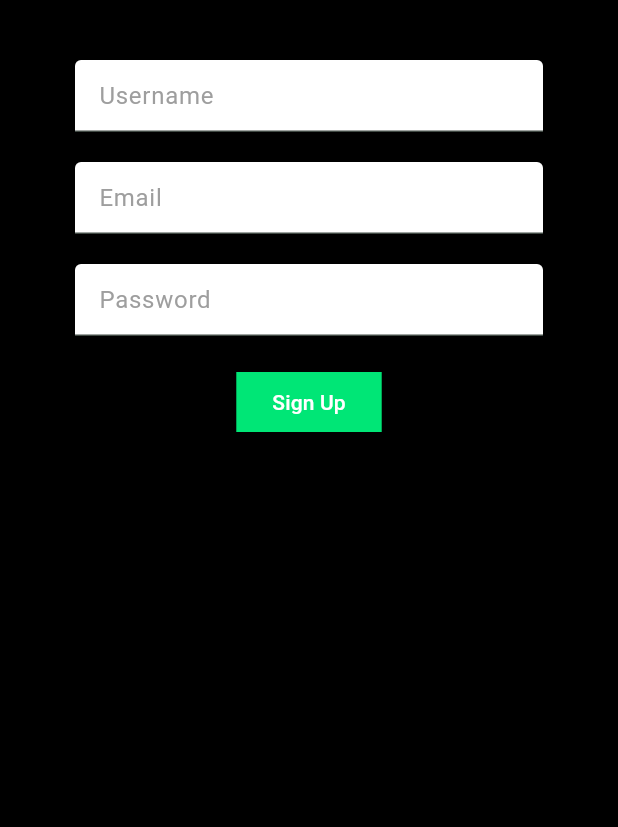
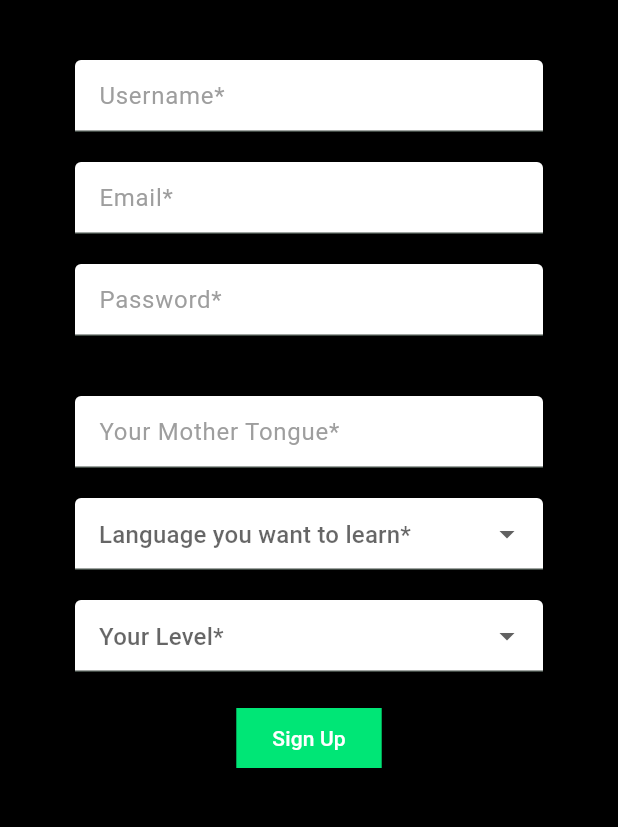
Before and after one commit to Movielingo/movielingo_app, a Flutter app: the screen it shows after launch, after a tap on "Sign Up", on a phone screen of 412 x 824 dp, the part 84-911 px from its top. Run offline on Flutter 3.47's test engine with Material 2 defaults, Android fonts, the phone set to English and light mode, and no system bars; our stand-ins replace cloud_firestore, firebase_auth, firebase_core; accounts and stored records are empty.

Commit message:
feat(*): add more fields to addUser

```diff
--- a/lib/screens/authenticate/sign_up.dart
+++ b/lib/screens/authenticate/sign_up.dart
@@ -15,9 +15,12 @@ class _SignUpState extends State<SignUp> {
   final _formKey = GlobalKey<FormState>();
 
   // text field state
+  String name = '';
   String email = '';
   String password = '';
-  String name = '';
+  String motherTongue = '';
+  String language = '';
+  String level = '';
   String error = '';
 
   @override
@@ -45,7 +48,7 @@ class _SignUpState extends State<SignUp> {
               const SizedBox(height: 20.0),
               TextFormField(
                   decoration: const InputDecoration(
-                    hintText: 'Username',
+                    hintText: 'Username*',
                     hintStyle: TextStyle(color: Colors.grey),
                     fillColor: Colors.white,
                     filled: true,
@@ -58,7 +61,7 @@ class _SignUpState extends State<SignUp> {
               const SizedBox(height: 20.0),
               TextFormField(
                   decoration: const InputDecoration(
-                    hintText: 'Email',
+                    hintText: 'Email*',
                     hintStyle: TextStyle(color: Colors.grey),
                     fillColor: Colors.white,
                     filled: true,
@@ -71,7 +74,7 @@ class _SignUpState extends State<SignUp> {
               const SizedBox(height: 20.0),
               TextFormField(
                 decoration: const InputDecoration(
-                  hintText: 'Password',
+                  hintText: 'Password*',
                   hintStyle: TextStyle(color: Colors.grey),
                   fillColor: Colors.white,
                   filled: true,
@@ -85,6 +88,67 @@ class _SignUpState extends State<SignUp> {
                 },
               ),
               const SizedBox(height: 20.0),
+              const SizedBox(height: 20.0),
+              TextFormField(
+                  decoration: const InputDecoration(
+                    hintText: 'Your Mother Tongue*',
+                    hintStyle: TextStyle(color: Colors.grey),
+                    fillColor: Colors.white,
+                    filled: true,
+                  ),
+                  validator: (val) =>
+                      val!.isEmpty ? 'Enter your mother tongue' : null,
+                  style: const TextStyle(color: Colors.black),
+                  onChanged: (val) {
+                    setState(() => motherTongue = val);
+                  }),
+              const SizedBox(height: 20.0),
+              DropdownButtonFormField<String>(
+                decoration: const InputDecoration(
+                  hintText: 'Language you want to learn*',
+                  hintStyle: TextStyle(color: Colors.grey),
+                  fillColor: Colors.white,
+                  filled: true,
+                ),
+                value: language.isEmpty ? null : language,
+                onChanged: (val) {
+                  setState(() => language = val ?? '');
+                },
+                validator: (val) => val == null || val.isEmpty
+                    ? 'Select the language you want to learn'
+                    : null,
+                items: <String>['German', 'English']
+                    .map<DropdownMenuItem<String>>((String value) {
+                  return DropdownMenuItem<String>(
+                    value: value,
+                    child: Text(value),
+                  );
+                }).toList(),
+              ),
+              const SizedBox(height: 20.0),
+              DropdownButtonFormField<String>(
+                decoration: const InputDecoration(
+                  hintText: 'Your Level*',
+                  hintStyle: TextStyle(color: Colors.grey),
+                  fillColor: Colors.white,
+                  filled: true,
+                ),
+                value: level.isEmpty ? null : level,
+                onChanged: (val) {
+                  setState(() => level = val ?? '');
+                },
+                validator: (val) => val == null || val.isEmpty
+                    ? 'Select your level in the language you want to learn'
+                    : null,
+                items: <String>['A1', 'A2', 'B1', 'B2', 'C1', 'C2']
+                    .map<DropdownMenuItem<String>>((String value) {
+                  return DropdownMenuItem<String>(
+                    value: value,
+                    child: Text(value),
+                  );
+                }).toList(),
+              ),
+              const SizedBox(height: 20.0),
               ElevatedButton(
                   style: ElevatedButton.styleFrom(
                     backgroundColor: Colors.greenAccent[400],
@@ -95,7 +159,7 @@ class _SignUpState extends State<SignUp> {
                   onPressed: () async {
                     if (_formKey.currentState!.validate()) {
                       dynamic result = await _auth.registerWithEmailAndPassword(
-                          name, email, password);
+                          name, email, password, motherTongue, language, level);
                       if (result == null) {
                         setState(() => error = 'Please supply a valid email');
                       }
--- a/lib/services/auth.dart
+++ b/lib/services/auth.dart
@@ -43,14 +43,20 @@ class AuthService {
 
   // register with email & password
   Future registerWithEmailAndPassword(
-      String name, String email, String password) async {
+      String name,
+      String email,
+      String password,
+      String motherTongue,
+      String language,
+      String level) async {
     try {
       UserCredential result = await _auth.createUserWithEmailAndPassword(
           email: email.trim(), password: password.trim());
       User? user = result.user;
 
       // create a new document for the user with the uid
-      await UserService().addUser(user!.uid, name, user.email!);
+      await UserService()
+          .addUser(user!.uid, name, user.email!, motherTongue, language, level);
 
       return _userfromFirebase(user);
     } catch (e) {
--- a/lib/services/user.dart
+++ b/lib/services/user.dart
@@ -5,10 +5,14 @@ class UserService {
   final CollectionReference _usersCollection =
       FirebaseFirestore.instance.collection('users');
 
-  Future<void> addUser(String userId, String name, String email) async {
+  Future<void> addUser(String userId, String name, String email,
+      String motherTongue, String language, String level) async {
     return await _usersCollection.doc(userId).set({
       'username': name,
       'email': email,
+      'motherTongue': motherTongue,
+      'language': language,
+      'level': level,
     });
   }
 
```
